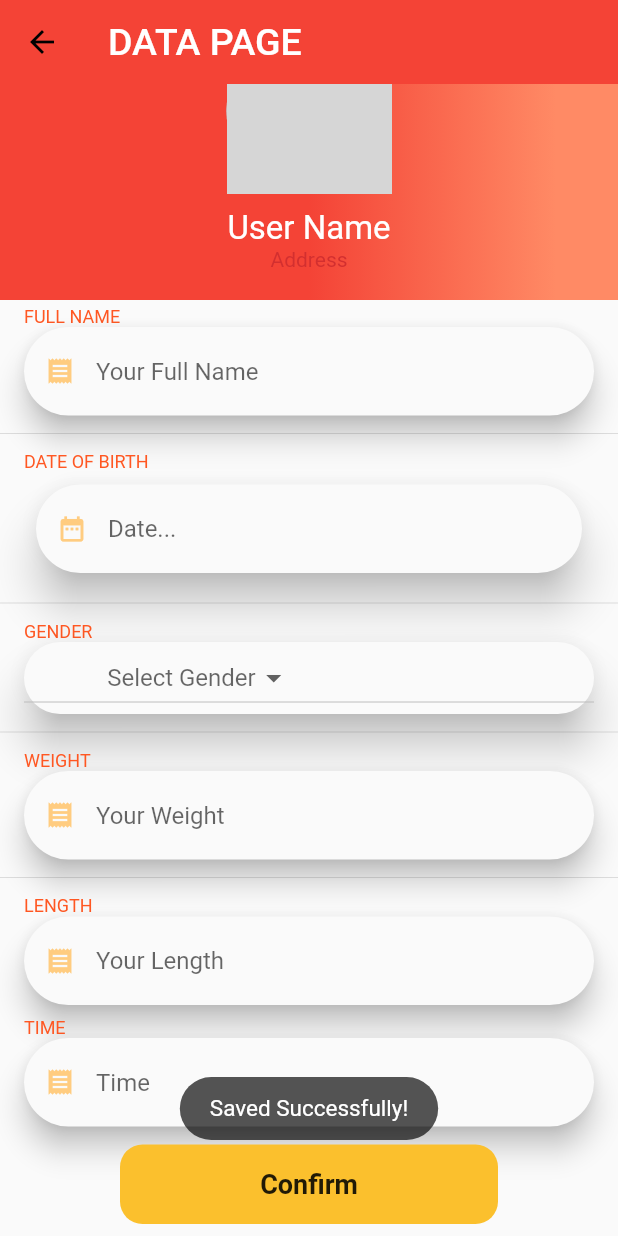
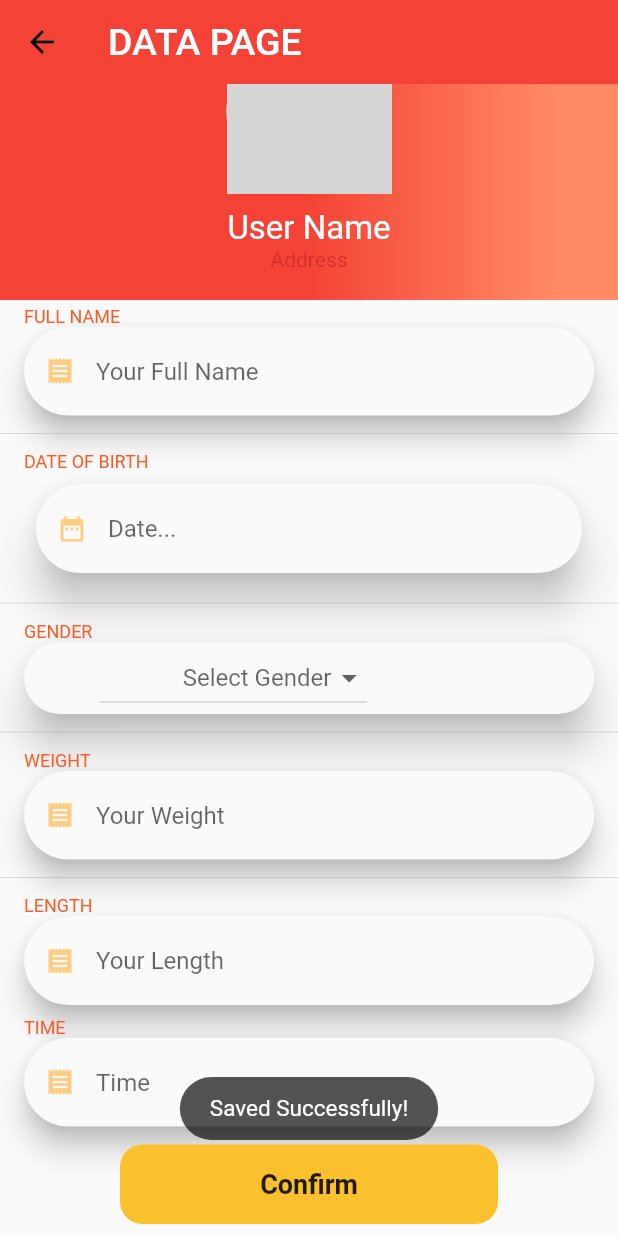
Before and after one commit to Three-team-org/Data-Buffering-App-Flutter, a Flutter app: the DataPage screen opened directly, scrolled down 56 dp, after a tap on "Confirm", on a phone screen of 412 x 824 dp. Run offline on Flutter 3.47's test engine with Material 2 defaults, Android fonts, the phone set to English and light mode, and no system bars; our stand-ins replace cached_network_image, flutter_icons, flutter_screenutil, font_awesome_flutter, google_fonts, image_picker and 4 more; missing offline and left inert: flex_color_picker, grouped_buttons; accounts and stored records are empty; network calls fail; grey boxes are pictures that could not be loaded.

Commit message:
update for data page

```diff
--- a/lib/ui/dashboard.dart
+++ b/lib/ui/dashboard.dart
@@ -150,7 +150,6 @@ class _DashboardScreenState extends State<DashboardScreen>{
                               Spacer(),
                             ],
                           )
-
                         ],
                       ),
                     ),
--- a/lib/ui/sub_data.dart
+++ b/lib/ui/sub_data.dart
@@ -52,7 +52,7 @@ class _DataPageState extends State<DataPage>{
   Future addRecord() async {
     var db = new DatabaseHelper();
     print(avatar_path);
-    var user_data = new User_data(_full_name_controller.text, _dateController.text,selectedGender.toString(),
+    var user_data = new User_data(_full_name_controller.text, _dateController.text,selectedGender.name,
       _weight_controller.text, _length_controller.text, _time_controller.text, avatar_path,
     );
     await db.saveUserData(user_data);
@@ -68,6 +68,8 @@ class _DataPageState extends State<DataPage>{
       String length_str = maps[0]['length'];
       String time_str = maps[0]['time'];
       String avatar_str = maps[0]['avatar_path'];
+      String gender_str =  maps[0]['gender'];
+      print(gender_str);
       final Directory directory = await getApplicationDocumentsDirectory();
       if (await File('${directory.path}/avatar.png').exists()) {
         _image = File('${directory.path}/avatar.png');
@@ -75,7 +77,12 @@ class _DataPageState extends State<DataPage>{
       setState(() {
         avatar_exists = true;
 
-
+        if(gender_str == 'Male'){
+          selectedGender = Gender[0];
+        }
+        else{
+          selectedGender = Gender[1];
+        }
         _full_name_controller = TextEditingController(text: full_name_str);
         _dateController = TextEditingController(text: birthday_str);
         _weight_controller = TextEditingController(text: weight_str);
@@ -264,14 +271,21 @@ class _DataPageState extends State<DataPage>{
             ),
             subtitle:
             Material(
+
               borderRadius: BorderRadius.circular(30.0),
               elevation: 12,
-              child: DropdownButton<Item>(
+              child:
+                  Row(
+                    children: <Widget>[
+                      Spacer(),
+                      DropdownButton<Item>(
 
                         hint:  Text("              Select Gender"),
                         value: selectedGender,
+
                         onChanged: (Item Value) {
                           setState(() {
+                            // print(Value.name);
                             selectedGender = Value;
                           });
                         },
@@ -291,6 +305,12 @@ class _DataPageState extends State<DataPage>{
                           );
                         }).toList(),
                       ),
+                      Spacer(),
+                      Spacer(),
+                      Spacer(),
+                    ],
+                  )
+
             ),
 
           ),
```
Also changed, not shown: 1 other file. Lines whose indentation alone changed are shown as unchanged.
